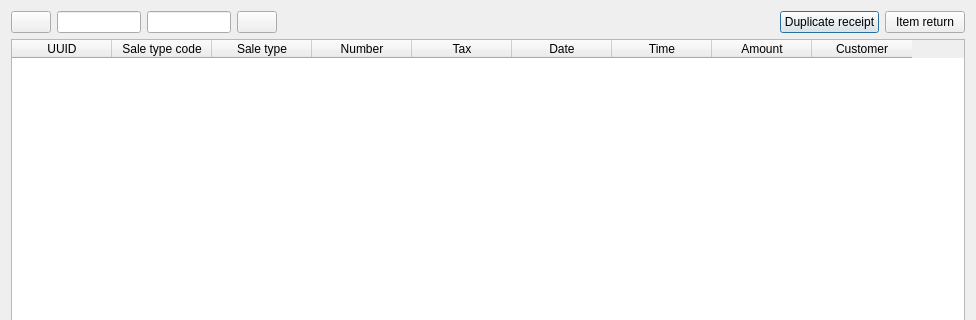
Before: the Qt Designer form Shop/sales.ui in End1-1/Cafe5, drawn with Qt 5; both pictures show x 0 to 976 and y 0 to 320 of the 976 by 755 pixel window.
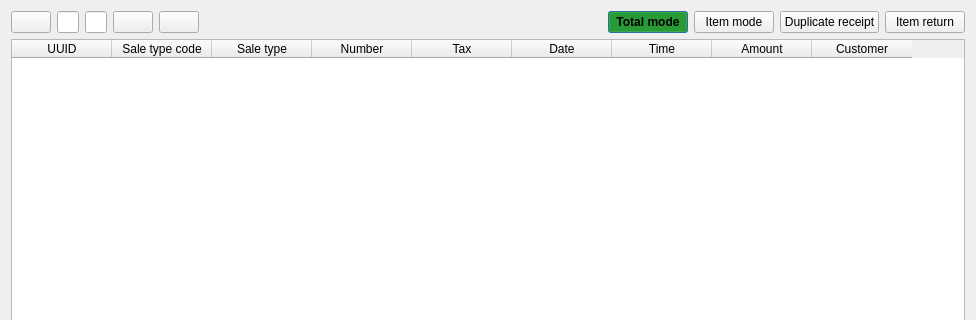
After: the same form once the commit is applied. Icons and pictures are not drawn. Custom widgets are drawn as their Qt base class.

Patch:
```diff
--- a/Shop/sales.ui
+++ b/Shop/sales.ui
@@ -77,6 +77,20 @@
         </property>
        </widget>
       </item>
+      <item>
+       <widget class="QPushButton" name="btnRefresh">
+        <property name="focusPolicy">
+         <enum>Qt::NoFocus</enum>
+        </property>
+        <property name="text">
+         <string/>
+        </property>
+        <property name="icon">
+         <iconset resource="../resources/res.qrc">
+          <normaloff>:/refresh.png</normaloff>:/refresh.png</iconset>
+        </property>
+       </widget>
+      </item>
       <item>
        <spacer name="horizontalSpacer">
         <property name="orientation">
@@ -90,6 +104,52 @@
         </property>
        </spacer>
       </item>
+      <item>
+       <widget class="QPushButton" name="btnModeTotal">
+        <property name="styleSheet">
+         <string notr="true">                QPushButton:checked{
+                    background-color: rgb(0, 150, 0);
+					font-weight:bold;
+                }</string>
+        </property>
+        <property name="text">
+         <string>Total mode</string>
+        </property>
+        <property name="icon">
+         <iconset resource="../resources/res.qrc">
+          <normaloff>:/print.png</normaloff>:/print.png</iconset>
+        </property>
+        <property name="checkable">
+         <bool>true</bool>
+        </property>
+        <property name="checked">
+         <bool>true</bool>
+        </property>
+       </widget>
+      </item>
+      <item>
+       <widget class="QPushButton" name="btnModeItems">
+        <property name="styleSheet">
+         <string notr="true">                QPushButton:checked{
+                    background-color: rgb(0, 150, 0);
+					font-weight:bold;
+                }</string>
+        </property>
+        <property name="text">
+         <string>Item mode</string>
+        </property>
+        <property name="icon">
+         <iconset resource="../resources/res.qrc">
+          <normaloff>:/print.png</normaloff>:/print.png</iconset>
+        </property>
+        <property name="checkable">
+         <bool>true</bool>
+        </property>
+        <property name="checked">
+         <bool>false</bool>
+        </property>
+       </widget>
+      </item>
       <item>
        <widget class="QPushButton" name="btnPrint">
         <property name="text">
```
Left out of the diff: 6 changed lines with no effect on the pictures.
